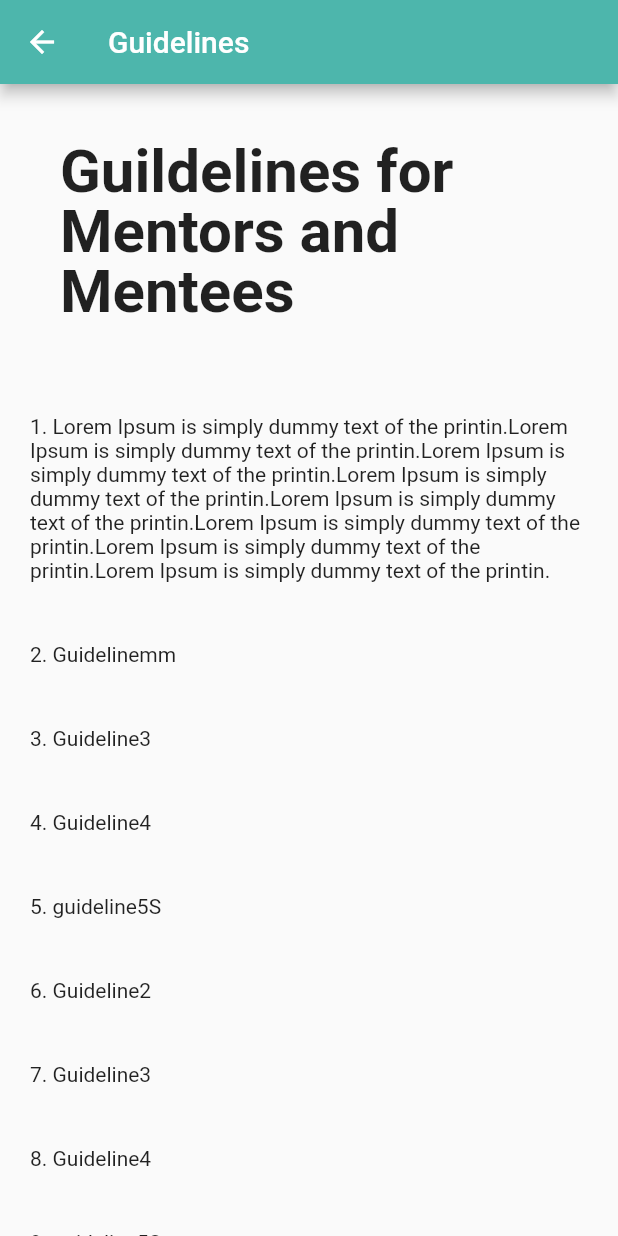
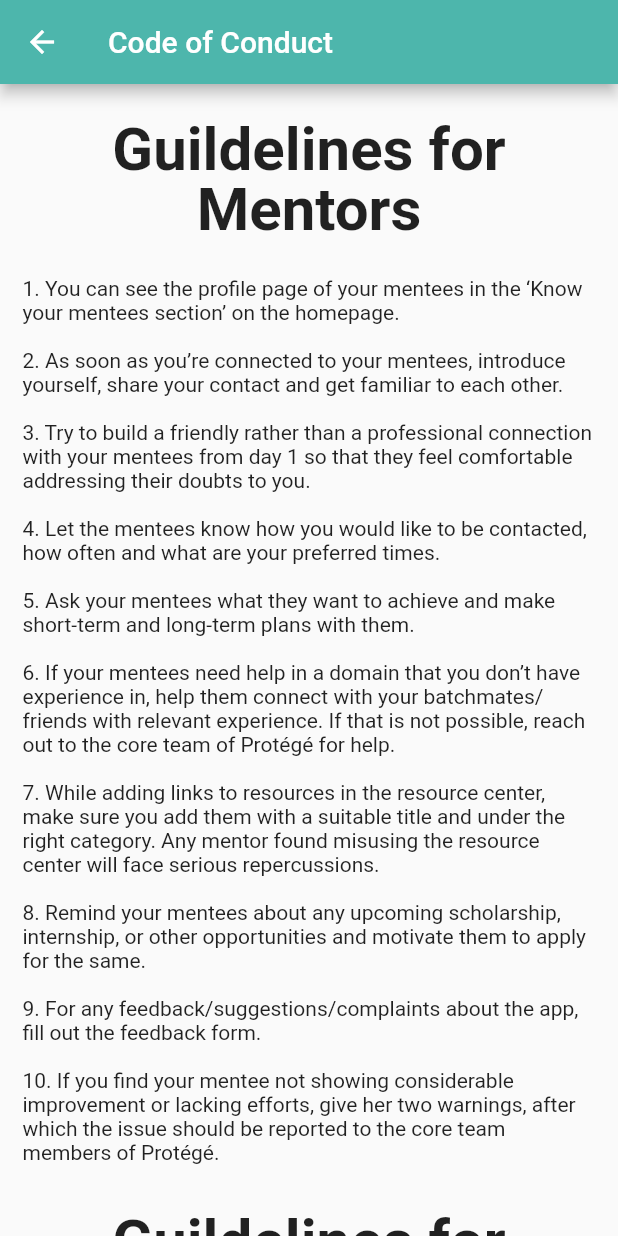
Before and after one commit to Spiral-Forge/Mentorship, a Flutter app: the screen it shows once a user with an empty profile is signed in, in the side drawer, after a tap on "Code of Conduct", on a phone screen of 412 x 824 dp. Run offline on Flutter 3.47's test engine with Material 2 defaults, Android fonts, the phone set to English and light mode, and no system bars; our stand-ins replace cloud_firestore, firebase_auth, flutter_spinkit, google_fonts, hexcolor, shared_preferences and 1 more; missing offline and left inert: dart:js, flutter_mailer, multiselect_formfield; accounts and stored records are empty.

Commit message:
added faqs and guidelines

```diff
--- a/lib/constants/sidebarConstants.dart
+++ b/lib/constants/sidebarConstants.dart
@@ -1,55 +1,73 @@
-class SidebarConstants{
-  static final List<String> guidelines=[
-    "Lorem Ipsum is simply dummy text of the printin.Lorem Ipsum is simply dummy text of the printin.Lorem Ipsum is simply dummy text of the printin.Lorem Ipsum is simply dummy text of the printin.Lorem Ipsum is simply dummy text of the printin.Lorem Ipsum is simply dummy text of the printin.Lorem Ipsum is simply dummy text of the printin.Lorem Ipsum is simply dummy text of the printin.",
-    "Guidelinemm",
-    "Guideline3",
-    "Guideline4",
-    "guideline5S",
-    "Guideline2",
-    "Guideline3",
-    "Guideline4",
-    "guideline5S",
-    "Guideline2",
-    "Guideline3",
-    "Guideline4",
-    "guideline5S",
-    "Guideline2",
-    "Guideline3",];
+class SidebarConstants {
+  static final List<String> guidelinesMentors = [
+    "You can see the profile page of your mentees in the ‘Know your mentees section’ on the homepage.",
+    "As soon as you’re connected to your mentees, introduce yourself, share your contact and get familiar to each other.",
+    "Try to build a friendly rather than a professional connection with your mentees from day 1 so that they feel comfortable addressing their doubts to you.",
+    "Let the mentees know how you would like to be contacted, how often and what are your preferred times.",
+    "Ask your mentees what they want to achieve and make short-term and long-term plans with them.",
+    "If your mentees need help in a domain that you don’t have experience in, help them connect with your batchmates/friends with relevant experience. If that is not possible, reach out to the core team of Protégé for help.",
+    "While adding links to resources in the resource center, make sure you add them with a suitable title and under the right category. Any mentor found misusing the resource center will face serious repercussions.",
+    "Remind your mentees about any upcoming scholarship, internship, or other opportunities and motivate them to apply for the same.",
+    "For any feedback/suggestions/complaints about the app, fill out the feedback form.",
+    "If you find your mentee not showing considerable improvement or lacking efforts, give her two warnings, after which the issue should be reported to the core team members of Protégé.",
+    "Mentees",
+    "You can see the profile page of your mentor in the ‘Know your mentor section’ on the homepage.",
+    "As soon as you’re connected to your mentor, introduce yourself, share your contact and get familiar to each other.",
+    "Ask your mentor about her preferred medium and preferred time to connect with her. Be respectful towards your mentor’s time.",
+    "Although we encourage mentors and mentees to have a friendly rather than a professional relationship, make sure to not overstep the boundaries (by messaging too often, calling during inappropriate time of the day, etc.)",
+    "Feel free to address any kind of questions to your mentor. At the same time, keep in mind that your mentor may not have experience in all domains and she might need time to figure out how to help you in the best way possible.",
+    "Let your mentor know what you want to achieve and make short-term and long-term plans with her.",
+    "Before asking for any resource from your mentor, check the resource center as you might find almost everything that you need there.",
+    "Keep a regular check on the home for upcoming events. If you’re not sure whether you should attend an event, ask your mentor about it.",
+    "For any feedback/suggestions/complaints about the app, fill out the feedback form.",
+    "If you feel your mentor is not giving you satisfactory experience or is unable to give you appropriate time, send a feedback or contact the core team of Protégé directly.",
+  ];
 
+  static final List<String> guidelinesMentees = [
+    "You can see the profile page of your mentor in the ‘Know your mentor section’ on the homepage.",
+    "As soon as you’re connected to your mentor, introduce yourself, share your contact and get familiar to each other.",
+    "Ask your mentor about her preferred medium and preferred time to connect with her. Be respectful towards your mentor’s time.",
+    "Although we encourage mentors and mentees to have a friendly rather than a professional relationship, make sure to not overstep the boundaries (by messaging too often, calling during inappropriate time of the day, etc.)",
+    "Feel free to address any kind of questions to your mentor. At the same time, keep in mind that your mentor may not have experience in all domains and she might need time to figure out how to help you in the best way possible.",
+    "Let your mentor know what you want to achieve and make short-term and long-term plans with her.",
+    "Before asking for any resource from your mentor, check the resource center as you might find almost everything that you need there.",
+    "Keep a regular check on the home for upcoming events. If you’re not sure whether you should attend an event, ask your mentor about it.",
+    "For any feedback/suggestions/complaints about the app, fill out the feedback form.",
+    "If you feel your mentor is not giving you satisfactory experience or is unable to give you appropriate time, send a feedback or contact the core team of Protégé directly.",
+  ];
 
-   static final List<String> faqQuestionAnswers=[
-    "fffffffffffffffff",
-   "aLorem Ipsum is simply dummy text of the printing and typesetting industry. Lorem Ipsum has been the industry's standard dummy text ever since the 1500s, 1",
-   "q2",
-   "a2",
-   "q3",
-   "ans3",
-   "q4",
-   "q5",
-   "1",
-   "2",
-   "q1",
-   "a1",
-   "q2",
-   "a2",
-   "q3",
-   "Lorem Ipsum is simply dummy text of the printing and typesetting industry. Lorem Ipsum has been the industry's standard dummy text ever since the 1500s,"
-   ];
+  static final List<String> faqQuestionAnswers = [
+    "When will I be connected with my mentor/mentee?",
+    "We take some time to study all profiles and match mentees with a mentor who is right for them. So be patient and you will be notified as soon as you’re connected with your mentor/mentee.",
+    "I am facing technical issues with the app. What do I do?",
+    "Send us feedback through the app describing your issue. If that is not possible, reach out to us at spiralforge4@gmail.com.",
+    "I am unable to form a friendly connection with my mentor/mentee and would like to have a change in my mentor/mentee.",
+    "College life is all about bursting your ideal-world-bubble and learning to deal with different kinds of people. Put forth your feelings to your mentor/mentee and try to talk it out. If it still does not work out, contact us at spiralforge4@gmail.com.",
+    "My mentor is not following the guidelines proposed by the society and I wish to report her. Will my identity be shared with her if I do so?",
+    "We assure you that your feedback and identity will be kept confidential in such cases.",
+    "What if I mailed regarding an issue at given email id and hasn’t received a response yet?",
+    "We try to respond to emails within 3-4 working days. If it has been more than 4 days since you emailed us, send us a follow-up email and we will get back to you asap!",
+  ];
 
-  static final List<String> feedbackCCRecipients=['suhanichawla2000@gmail.com'];
-  static final List<String> feedbackRecipients=['suhanichawla2000@gmail.com'];
-  static final Map<int,String> feedbackOptionsMap={
-    1:"Login Problem",
-    2:"Suggestions",
-    3:"Complaints",
-    4:"Other issues",
-    5:"adding new"
+  static final List<String> feedbackCCRecipients = [
+    'suhanichawla2000@gmail.com'
+  ];
+  static final List<String> feedbackRecipients = ['suhanichawla2000@gmail.com'];
+  static final Map<int, String> feedbackOptionsMap = {
+    1: "Login Problem",
+    2: "Suggestions",
+    3: "Complaints",
+    4: "Other issues",
+    5: "adding new"
   };
 
-  static final String aboutSoc='During our first year in IGDTUW, we often felt intimidated by our new surroundings, and found ourselves pondering upon questions like \n\n"Which society should I join?" "Which programming language to learn?" "Which books to refer?" "How to not miss-out on opportunities?" "HOW TO SURVIVE IGDTUW?"\n\nProtégé aims to answer all these questions and more by connecting students with their seniors who will mentor them in all aspects of college life!';
-  static final String founderOshin= '    Oshin Saini \n    oshinsaini18092000@gmail.com' ;
-  static final String founderSuhani='   Suhani Chawla \n   suhanichawla2000@gmail.com ';
-  static final String founderNitasha='   Nitasha Dhingra \n   nitashadhingra612@gmail.com ';
-  static final String founderUrvi='   Urvi Goel \n   urvigoel26@gmail.com';
-
+  static final String aboutSoc =
+      'During our first year in IGDTUW, we often felt intimidated by our new surroundings, and found ourselves pondering upon questions like \n\n"Which society should I join?" "Which programming language to learn?" "Which books to refer?" "How to not miss-out on opportunities?" "HOW TO SURVIVE IGDTUW?"\n\nProtégé aims to answer all these questions and more by connecting students with their seniors who will mentor them in all aspects of college life!';
+  static final String founderOshin =
+      '    Oshin Saini \n    oshinsaini18092000@gmail.com';
+  static final String founderSuhani =
+      '   Suhani Chawla \n   suhanichawla2000@gmail.com ';
+  static final String founderNitasha =
+      '   Nitasha Dhingra \n   nitashadhingra612@gmail.com ';
+  static final String founderUrvi = '   Urvi Goel \n   urvigoel26@gmail.com';
 }
--- a/lib/screens/sidebarScreens/faqs.dart
+++ b/lib/screens/sidebarScreens/faqs.dart
@@ -15,7 +15,7 @@ final List faqlist=SidebarConstants.faqQuestionAnswers;
                   return Center(
                     child: Container(
                       margin: EdgeInsets.symmetric(horizontal:20.0,vertical:20.0),
-                      child:Text("FAQS")
+                      // child:Text("FAQS")
                     ),
                   );
 
@@ -26,7 +26,7 @@ final List faqlist=SidebarConstants.faqQuestionAnswers;
                   margin: EdgeInsets.only(left:10.0,right:10.0),
                   color: AppColors.PROTEGE_GREY,
                   child: Center(
-                    child: Text(faqlist[index-1]) ,
+                    child: Text(faqlist[index-1],style: TextStyle(color: Colors.white),) ,
                   ),
                   );
 
--- a/lib/screens/sidebarScreens/guidelines.dart
+++ b/lib/screens/sidebarScreens/guidelines.dart
@@ -5,24 +5,37 @@ import 'package:dbapp/shared/styles.dart';
 
 
 class Guidelines extends StatelessWidget {
-  final List guidelinelist=SidebarConstants.guidelines;
+  final List guidelineListMentors=SidebarConstants.guidelinesMentors;
+  final List guidelineListMentees=SidebarConstants.guidelinesMentees;
 
   Widget guidelineList(){
       return Center(
         child: Container(
             child:ListView.builder(
-            itemCount: guidelinelist.length+1,
+            itemCount: guidelineListMentors.length+1,
             itemBuilder: (context,index){
               if(index==0){
                 return Container(
-                  padding: EdgeInsets.all(40.0),
-                  child:Text("Guildelines for Mentors and Mentees",style: headingDecoration,)
+                  padding: EdgeInsets.fromLTRB(25, 25, 25, 15),
+                  child:Text("Guildelines for Mentors",style: headingDecoration,textAlign: TextAlign.center, )
+                );
+              }
+              else if(index<11){
+                return Container(
+                  padding: EdgeInsets.symmetric(horizontal:15.0,vertical:8.0),
+                  child:Text((index).toString()+". "+guidelineListMentors[index-1])
+                );
+              }
+              else if(index==11){
+                return Container(
+                  padding: EdgeInsets.fromLTRB(25, 25, 25, 15),
+                  child:Text("Guildelines for Mentees",style: headingDecoration,textAlign: TextAlign.center, )
                 );
               }
               else{
                 return Container(
-                  padding: EdgeInsets.symmetric(horizontal:20.0,vertical:20.0),
-                  child:Text((index).toString()+". "+guidelinelist[index-1])
+                  padding: EdgeInsets.symmetric(horizontal:15.0,vertical:8.0),
+                  child:Text((index-11).toString()+". "+guidelineListMentors[index-1])
                 );
               }
             }
@@ -30,10 +43,11 @@ class Guidelines extends StatelessWidget {
         )
       );
   }
+
   @override
   Widget build(BuildContext context) {
     return new Scaffold(
-      appBar: new AppBar(title: new Text("Guidelines"), backgroundColor: AppColors.COLOR_TEAL_LIGHT),
+      appBar: new AppBar(title: new Text("Code of Conduct"), backgroundColor: AppColors.COLOR_TEAL_LIGHT),
       body: guidelineList()
     );
   }
```
Also changed, not shown: pubspec.lock.
